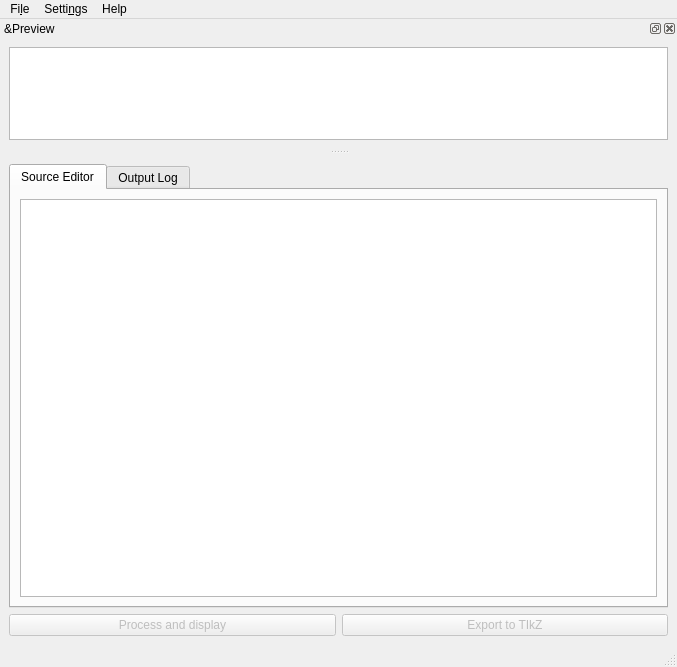
orestesmas/pycirkuit, file pycirkuit/ui/mainwindow.ui: the form before one commit.
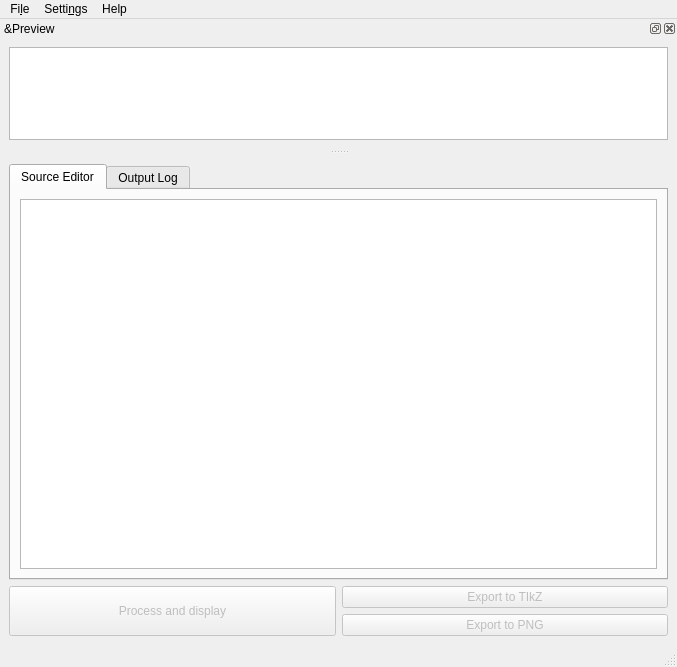
The form after the commit. Icons and pictures are not drawn. Custom widgets are drawn as their Qt base class.

Commit message: Added basic PNG export functionality

The edit to the form file:
```diff
--- a/pycirkuit/ui/mainwindow.ui
+++ b/pycirkuit/ui/mainwindow.ui
@@ -92,12 +92,33 @@
      </widget>
     </item>
     <item>
-     <layout class="QHBoxLayout" name="horizontalLayout">
+     <layout class="QHBoxLayout" name="horizontalLayout" stretch="0,0">
+      <property name="spacing">
+       <number>6</number>
+      </property>
+      <property name="rightMargin">
+       <number>0</number>
+      </property>
+      <property name="bottomMargin">
+       <number>0</number>
+      </property>
       <item>
        <widget class="QPushButton" name="processButton">
         <property name="enabled">
          <bool>false</bool>
         </property>
+        <property name="sizePolicy">
+         <sizepolicy hsizetype="Minimum" vsizetype="Ignored">
+          <horstretch>0</horstretch>
+          <verstretch>0</verstretch>
+         </sizepolicy>
+        </property>
+        <property name="baseSize">
+         <size>
+          <width>0</width>
+          <height>0</height>
+         </size>
+        </property>
         <property name="text">
          <string comment="Button text">Process and display</string>
         </property>
@@ -108,7 +129,9 @@
        </widget>
       </item>
       <item>
-       <widget class="QPushButton" name="exportButton">
+       <layout class="QVBoxLayout" name="verticalLayout_2">
+        <item>
+         <widget class="QPushButton" name="exportTIKZ">
         <property name="enabled">
          <bool>false</bool>
         </property>
@@ -121,6 +144,22 @@
         </property>
        </widget>
       </item>
+        <item>
+         <widget class="QPushButton" name="exportPNG">
+          <property name="enabled">
+           <bool>false</bool>
+          </property>
+          <property name="text">
+           <string>Export to PNG</string>
+          </property>
+          <property name="icon">
+           <iconset resource="../resources/resources.qrc">
+            <normaloff>:/icons/Bitmap</normaloff>:/icons/Bitmap</iconset>
+          </property>
+         </widget>
+        </item>
+       </layout>
+      </item>
      </layout>
     </item>
    </layout>
```
Left out of the diff: 6 changed lines with no effect on the pictures. Lines whose indentation alone changed are shown as unchanged. The commit also changes 9 other files.
